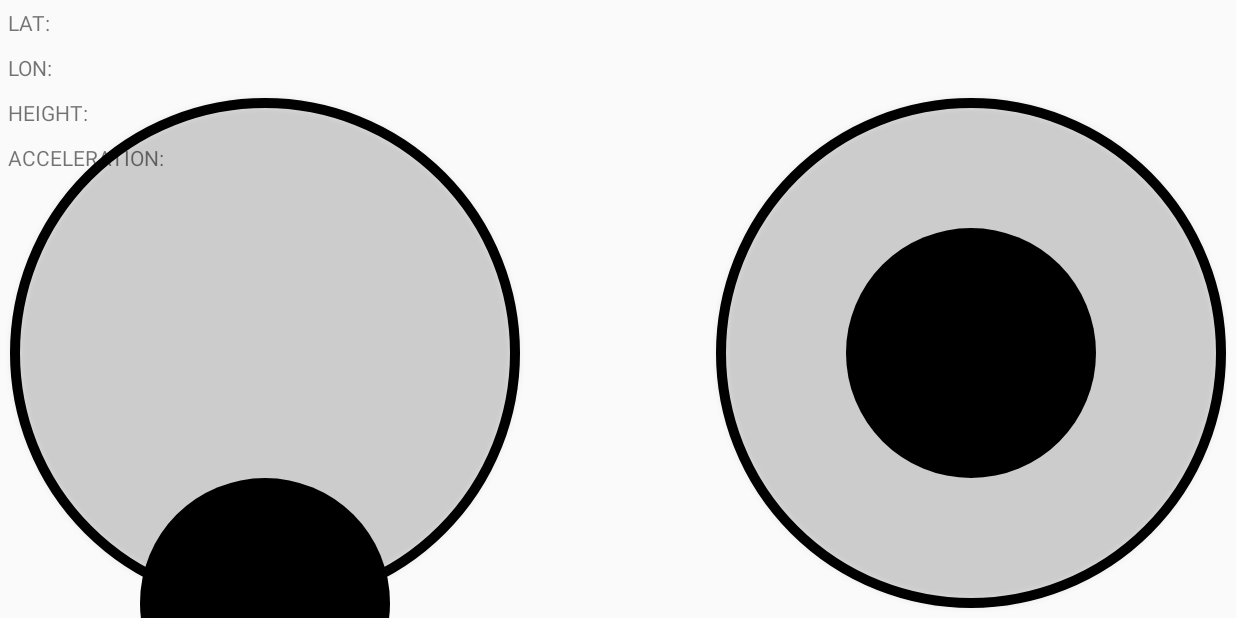
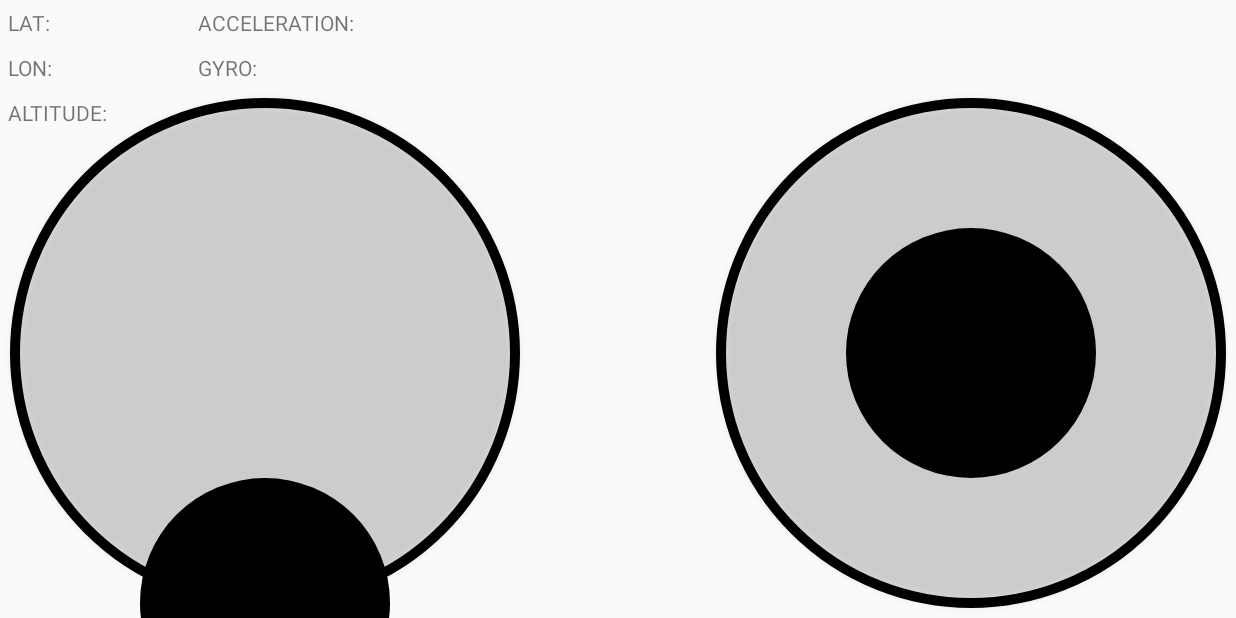
Before and after one commit to rean89/QuadrocopterApp, an Android app: the screen it shows after launch (MainActivity), on a phone screen of 824 x 412 dp (held sideways). Run offline under Robolectric (Android 15) with nearby library versions, the phone set to English and light mode, and no system bars.

Commit message:
Added the textviews and added the update functions

```diff
--- a/app/src/main/java/de/hs_heilbronn/stud/areinsch/dronecontrol/MainActivity.java
+++ b/app/src/main/java/de/hs_heilbronn/stud/areinsch/dronecontrol/MainActivity.java
@@ -1,44 +1,26 @@
 package de.hs_heilbronn.stud.areinsch.dronecontrol;
 
+import android.os.Bundle;
 import android.support.v7.app.AppCompatActivity;
-import android.os.Bundle;
-import android.view.View;
-import android.widget.EditText;
-import android.widget.TextView;
-
-import java.nio.file.attribute.GroupPrincipal;
 
 import de.hs_heilbronn.stud.areinsch.dronecontrol.drone.Drone;
 import de.hs_heilbronn.stud.areinsch.dronecontrol.drone.DroneListener;
 import de.hs_heilbronn.stud.areinsch.dronecontrol.drone.DroneSticks;
 import de.hs_heilbronn.stud.areinsch.dronecontrol.drone.Requester;
-import de.hs_heilbronn.stud.areinsch.dronecontrol.drone.connection.ConnectionListener;
-import de.hs_heilbronn.stud.areinsch.dronecontrol.drone.message.AltitudeData;
-import de.hs_heilbronn.stud.areinsch.dronecontrol.drone.message.AnalogData;
-import de.hs_heilbronn.stud.areinsch.dronecontrol.drone.message.AttitudeData;
-import de.hs_heilbronn.stud.areinsch.dronecontrol.drone.message.CompGpsData;
 import de.hs_heilbronn.stud.areinsch.dronecontrol.drone.message.DroneData;
-import de.hs_heilbronn.stud.areinsch.dronecontrol.drone.message.GpsData;
-import de.hs_heilbronn.stud.areinsch.dronecontrol.drone.message.IdentData;
-import de.hs_heilbronn.stud.areinsch.dronecontrol.drone.message.ImuData;
-import de.hs_heilbronn.stud.areinsch.dronecontrol.drone.message.MiscData;
-import de.hs_heilbronn.stud.areinsch.dronecontrol.drone.message.MotorData;
-import de.hs_heilbronn.stud.areinsch.dronecontrol.drone.message.MotorPinData;
-import de.hs_heilbronn.stud.areinsch.dronecontrol.drone.message.NavConfigData;
-import de.hs_heilbronn.stud.areinsch.dronecontrol.drone.message.NavStatusData;
-import de.hs_heilbronn.stud.areinsch.dronecontrol.drone.message.RcChannelData;
-import de.hs_heilbronn.stud.areinsch.dronecontrol.drone.message.RcTuningData;
-import de.hs_heilbronn.stud.areinsch.dronecontrol.drone.message.StatusData;
-import de.hs_heilbronn.stud.areinsch.dronecontrol.drone.message.WayPointData;
 
 
 public class MainActivity extends AppCompatActivity implements DroneListener {
+
+
+    public static MainActivity instance;
 
     private DroneSticks sticks;
     private Drone drone;
 
     @Override
     protected void onCreate(Bundle savedInstanceState) {
+        instance = this;
         super.onCreate(savedInstanceState);
         setContentView(R.layout.activity_main);
 
--- a/app/src/main/java/de/hs_heilbronn/stud/areinsch/dronecontrol/drone/message/GpsData.java
+++ b/app/src/main/java/de/hs_heilbronn/stud/areinsch/dronecontrol/drone/message/GpsData.java
@@ -1,11 +1,14 @@
 package de.hs_heilbronn.stud.areinsch.dronecontrol.drone.message;
 
+import android.widget.TextView;
+
+import de.hs_heilbronn.stud.areinsch.dronecontrol.MainActivity;
+import de.hs_heilbronn.stud.areinsch.dronecontrol.R;
 import de.hs_heilbronn.stud.areinsch.dronecontrol.drone.Drone;
 
 /**
  * Created by AnAnd on 22.12.2017.
  */
-
 public class GpsData extends DroneData {
 
     /**
@@ -21,17 +24,17 @@ public class GpsData extends DroneData {
     /**
      * GPS latitude.
      */
-    private float latitude;
+    private float latitude; // lat
 
     /**
      * GPS longitude.
      */
-    private float longitude;
+    private float longitude; // lon
 
     /**
      * GPS altitude.
      */
-    private float altitude;
+    private float altitude; // att
 
     /**
      * GPS speed in m/s.
@@ -150,6 +153,8 @@ public class GpsData extends DroneData {
 
     @Override
     public void displayData() {
-
+        ((TextView) MainActivity.instance.findViewById(R.id.tv_lat)).setText(String.valueOf(latitude));
+        ((TextView) MainActivity.instance.findViewById(R.id.tv_lon)).setText(String.valueOf(longitude));
+        ((TextView) MainActivity.instance.findViewById(R.id.tv_altitude)).setText(String.valueOf(altitude));
     }
 }
--- a/app/src/main/java/de/hs_heilbronn/stud/areinsch/dronecontrol/drone/message/ImuData.java
+++ b/app/src/main/java/de/hs_heilbronn/stud/areinsch/dronecontrol/drone/message/ImuData.java
@@ -1,5 +1,9 @@
 package de.hs_heilbronn.stud.areinsch.dronecontrol.drone.message;
 
+import android.widget.TextView;
+
+import de.hs_heilbronn.stud.areinsch.dronecontrol.MainActivity;
+import de.hs_heilbronn.stud.areinsch.dronecontrol.R;
 import de.hs_heilbronn.stud.areinsch.dronecontrol.drone.Drone;
 
 /**
@@ -11,12 +15,12 @@ public class ImuData extends DroneData {
     /**
      * Accel values of the drone for 3 axes.
      */
-    private float[] accel;
+    private float[] accel; // this
 
     /**
      * Gyro values of the drone for 3 axes.
      */
-    private float[] gyro;
+    private float[] gyro; // this
 
     /**
      * Mag values of the dron for 3 axes;
@@ -84,6 +88,7 @@ public class ImuData extends DroneData {
 
     @Override
     public void displayData() {
-
+        ((TextView) MainActivity.instance.findViewById(R.id.tv_acceleration)).setText(accel[0] + " / " + accel[1] + " / " + accel[2]);
+        ((TextView) MainActivity.instance.findViewById(R.id.tv_lon)).setText(gyro[0] + " / " + gyro[1] + " / " + gyro[2]);
     }
 }
--- a/app/src/main/res/layout/activity_main.xml
+++ b/app/src/main/res/layout/activity_main.xml
@@ -1,9 +1,9 @@
 <?xml version="1.0" encoding="utf-8"?>
 <android.support.constraint.ConstraintLayout xmlns:android="http://schemas.android.com/apk/res/android"
+    xmlns:app="http://schemas.android.com/apk/res-auto"
     xmlns:tools="http://schemas.android.com/tools"
     android:layout_width="match_parent"
     android:layout_height="match_parent"
-    xmlns:app="http://schemas.android.com/apk/res-auto"
     android:orientation="vertical"
     tools:context="de.hs_heilbronn.stud.areinsch.dronecontrol.MainActivity">
 
@@ -11,93 +11,120 @@
     <GridLayout
         android:layout_width="match_parent"
         android:layout_height="wrap_content"
+        android:columnCount="4"
+        android:rowCount="3"
+        app:layout_constraintEnd_toEndOf="parent"
         app:layout_constraintStart_toStartOf="parent"
-        app:layout_constraintEnd_toEndOf="parent"
-        app:layout_constraintTop_toTopOf="parent"
-        android:columnCount="6"
-        android:rowCount="4"
-        >
+        app:layout_constraintTop_toTopOf="parent">
+
         <TextView
-            android:padding="5dp"
             android:layout_width="wrap_content"
             android:layout_height="wrap_content"
             android:layout_column="0"
             android:layout_row="0"
-            android:text="LAT:"
-            />
+            android:padding="5dp"
+            android:text="LAT:" />
+
         <TextView
-            android:padding="5dp"
             android:layout_width="wrap_content"
             android:layout_height="wrap_content"
             android:layout_column="0"
             android:layout_row="1"
-        android:text="LON:"
-        />
+            android:padding="5dp"
+            android:text="LON:" />
+
         <TextView
-            android:padding="5dp"
             android:layout_width="wrap_content"
             android:layout_height="wrap_content"
             android:layout_column="0"
             android:layout_row="2"
-            android:text="HEIGHT:"
-            />
+            android:padding="5dp"
+            android:text="ALTITUDE:" />
+
         <TextView
-            android:padding="5dp"
-            android:layout_width="wrap_content"
-            android:layout_height="wrap_content"
-            android:layout_column="0"
-            android:layout_row="3"
-            android:text="ACCELERATION:"
-            />
-        <TextView
-            android:padding="5dp"
             android:id="@+id/tv_lat"
             android:layout_width="wrap_content"
             android:layout_height="wrap_content"
             android:layout_column="1"
             android:layout_row="0"
-            tools:text="LAT:"
-            />
+            android:gravity="end"
+            android:minWidth="50dp"
+            android:padding="5dp"
+            tools:text="0" />
+
         <TextView
-            android:padding="5dp"
             android:id="@+id/tv_lon"
             android:layout_width="wrap_content"
             android:layout_height="wrap_content"
             android:layout_column="1"
             android:layout_row="1"
-            tools:text="LON:"
-            />
+            android:gravity="end"
+            android:minWidth="50dp"
+            android:padding="5dp"
+            tools:text="0" />
+
         <TextView
-            android:padding="5dp"
-            android:id="@+id/tv_height"
+            android:id="@+id/tv_altitude"
             android:layout_width="wrap_content"
             android:layout_height="wrap_content"
             android:layout_column="1"
             android:layout_row="2"
-            tools:text="HEIGHT:"
-            />
+            android:gravity="end"
+            android:minWidth="50dp"
+            android:padding="5dp"
+            tools:text="0" />
+
         <TextView
-            android:padding="5dp"
+            android:layout_width="wrap_content"
+            android:layout_height="wrap_content"
+            android:text="ACCELERATION:"
+            android:layout_row="0"
+            android:layout_column="2"
+            android:padding="5dp"/>
+
+        <TextView
+            android:layout_width="wrap_content"
+            android:layout_height="wrap_content"
+            android:text="GYRO:"
+            android:layout_row="1"
+            android:layout_column="2"
+            android:padding="5dp"/>
+
+        <TextView
             android:id="@+id/tv_acceleration"
             android:layout_width="wrap_content"
             android:layout_height="wrap_content"
-            android:layout_column="1"
-            android:layout_row="3"
-            tools:text="ACCELERATION:"
-            />
+            android:layout_column="3"
+            android:layout_row="0"
+            android:gravity="end"
+            android:minWidth="50dp"
+            android:padding="5dp"
+            tools:text="0" />
+
+        <TextView
+            android:id="@+id/tv_gyro"
+            android:layout_width="wrap_content"
+            android:layout_height="wrap_content"
+            android:layout_column="3"
+            android:layout_row="1"
+            android:gravity="end"
+            android:minWidth="50dp"
+            android:padding="5dp"
+            tools:text="0" />
+
     </GridLayout>
 
     <FrameLayout
         android:layout_width="match_parent"
         android:layout_height="wrap_content"
-        app:layout_constraintStart_toStartOf="parent"
+        app:layout_constraintBottom_toBottomOf="parent"
         app:layout_constraintEnd_toEndOf="parent"
-        app:layout_constraintBottom_toBottomOf="parent">
+        app:layout_constraintStart_toStartOf="parent">
 
         <de.hs_heilbronn.stud.areinsch.dronecontrol.drone.DroneSticks
             android:id="@+id/sticks"
             android:layout_width="match_parent"
             android:layout_height="wrap_content"
-            android:padding="10dp"/>
+            android:padding="10dp" />
     </FrameLayout>
 </android.support.constraint.ConstraintLayout>
```
